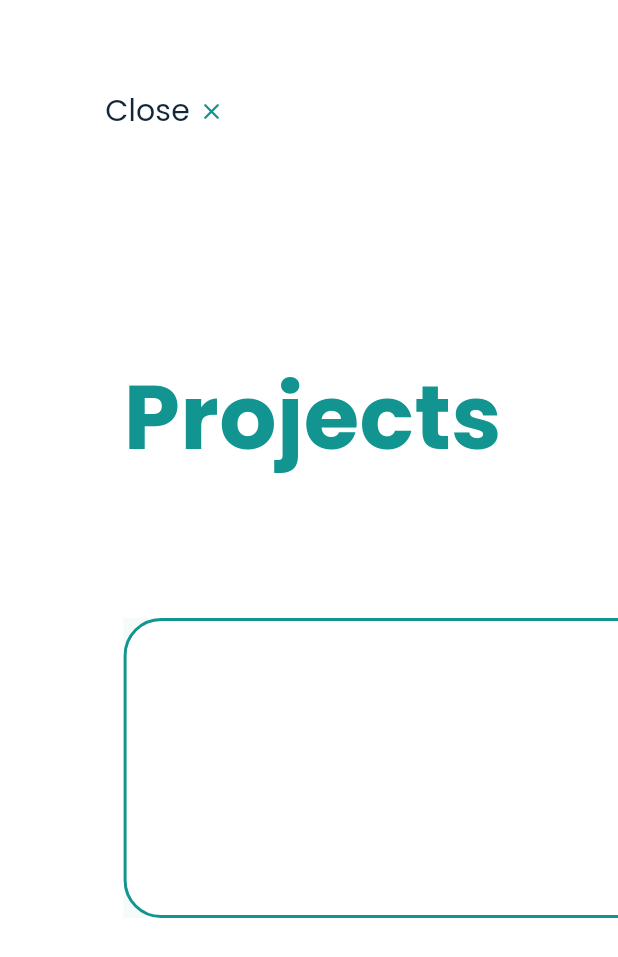
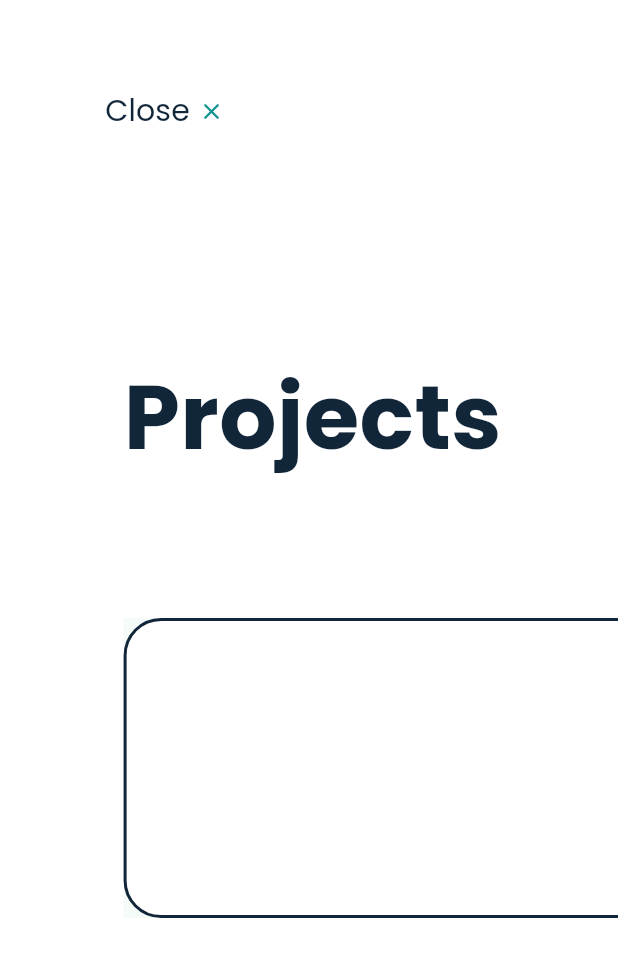
Before and after one commit to angeloseby/portfolio, a Flutter app: the ProjectPage widget shown alone on an empty page, opened directly, on a phone screen of 412 x 824 dp. Shown: the top 957 px of the screen. Run offline on Flutter 3.47's test engine with Material 3 defaults, Android fonts, the phone set to English and light mode, and no system bars; our stand-ins replace google_fonts.

Commit message:
Build for web 1

```diff
--- a/lib/animations/slide_from_bottom_animation.dart
+++ b/lib/animations/slide_from_bottom_animation.dart
@@ -35,7 +35,7 @@ class _SlideUpAnimationState extends State<SlideUpAnimation>
                 color: lightShade,
                 borderRadius: BorderRadius.circular(25),
                 border: Border.all(
-                  color: mainShade,
+                  color: subShade,
                   width: 2.0,
                 )),
           );
--- a/lib/pages/project_page.dart
+++ b/lib/pages/project_page.dart
@@ -49,7 +49,8 @@ class ProjectPage extends StatelessWidget {
               child: const SlideFromBottomText(
                 text: "Projects",
                 delay: 700,
-                normalColor: mainShade,
+                normalColor: subShade,
+                hoveredColor: mainShade,
               ),
             ),
           ),
```
